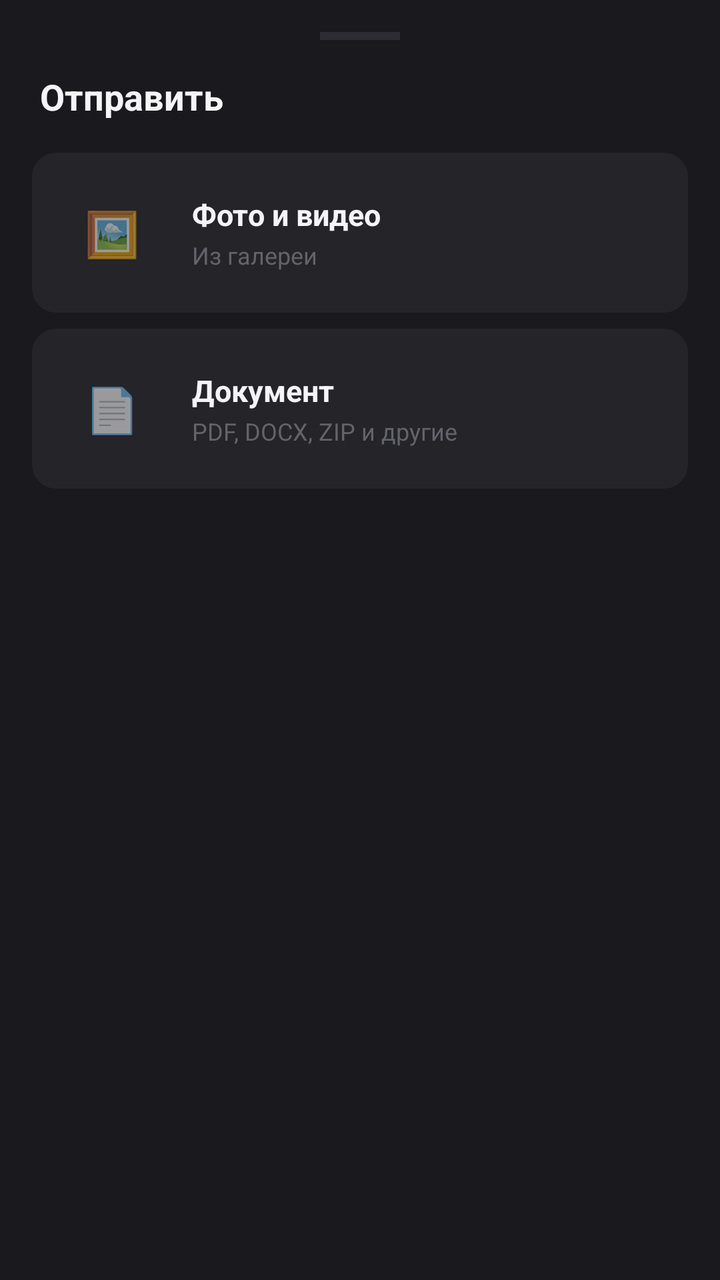
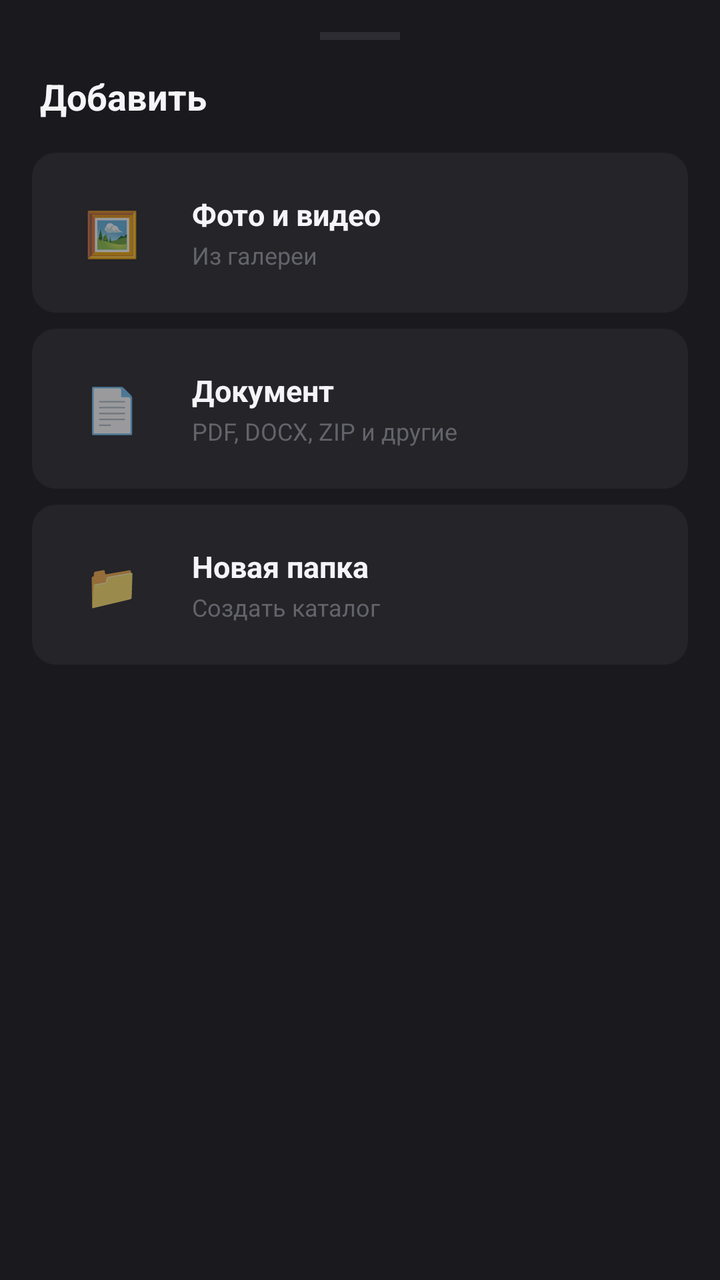

Before-and-after screenshots of an Android layout around one commit, followed by the original layout XML and the change that was made.
<!-- AndroidManifest.xml: application theme Theme.KoilCloud -->
<!-- res/layout/sheet_upload.xml -->
<?xml version="1.0" encoding="utf-8"?>
<LinearLayout xmlns:android="http://schemas.android.com/apk/res/android"
    android:layout_width="match_parent"
    android:layout_height="wrap_content"
    android:orientation="vertical"
    android:background="@color/surface"
    android:paddingHorizontal="16dp"
    android:paddingTop="16dp"
    android:paddingBottom="24dp">

    
    <View
        android:layout_width="40dp"
        android:layout_height="4dp"
        android:layout_gravity="center_horizontal"
        android:layout_marginBottom="16dp"
        android:background="@color/border" />

    <TextView
        android:layout_width="wrap_content"
        android:layout_height="wrap_content"
        android:layout_marginBottom="16dp"
        android:layout_marginStart="4dp"
        android:text="Отправить"
        android:textColor="@color/text_primary"
        android:textSize="18sp"
        android:textStyle="bold" />

    
    <LinearLayout
        android:id="@+id/optionMedia"
        android:layout_width="match_parent"
        android:layout_height="wrap_content"
        android:orientation="horizontal"
        android:gravity="center_vertical"
        android:background="@drawable/bg_sheet_item"
        android:padding="16dp"
        android:layout_marginBottom="8dp"
        android:clickable="true"
        android:focusable="true"
        android:foreground="?attr/selectableItemBackground">

        <TextView
            android:layout_width="48dp"
            android:layout_height="48dp"
            android:background="@drawable/bg_icon"
            android:gravity="center"
            android:text="🖼️"
            android:textSize="22sp" />

        <LinearLayout
            android:layout_width="0dp"
            android:layout_height="wrap_content"
            android:layout_weight="1"
            android:layout_marginStart="16dp"
            android:orientation="vertical">

            <TextView
                android:layout_width="wrap_content"
                android:layout_height="wrap_content"
                android:text="Фото и видео"
                android:textColor="@color/text_primary"
                android:textSize="15sp"
                android:textStyle="bold" />

            <TextView
                android:layout_width="wrap_content"
                android:layout_height="wrap_content"
                android:layout_marginTop="2dp"
                android:text="Из галереи"
                android:textColor="@color/text_tertiary"
                android:textSize="12sp" />
        </LinearLayout>
    </LinearLayout>

    
    <LinearLayout
        android:id="@+id/optionDocument"
        android:layout_width="match_parent"
        android:layout_height="wrap_content"
        android:orientation="horizontal"
        android:gravity="center_vertical"
        android:background="@drawable/bg_sheet_item"
        android:padding="16dp"
        android:clickable="true"
        android:focusable="true"
        android:foreground="?attr/selectableItemBackground">

        <TextView
            android:layout_width="48dp"
            android:layout_height="48dp"
            android:background="@drawable/bg_icon"
            android:gravity="center"
            android:text="📄"
            android:textSize="22sp" />

        <LinearLayout
            android:layout_width="0dp"
            android:layout_height="wrap_content"
            android:layout_weight="1"
            android:layout_marginStart="16dp"
            android:orientation="vertical">

            <TextView
                android:layout_width="wrap_content"
                android:layout_height="wrap_content"
                android:text="Документ"
                android:textColor="@color/text_primary"
                android:textSize="15sp"
                android:textStyle="bold" />

            <TextView
                android:layout_width="wrap_content"
                android:layout_height="wrap_content"
                android:layout_marginTop="2dp"
                android:text="PDF, DOCX, ZIP и другие"
                android:textColor="@color/text_tertiary"
                android:textSize="12sp" />
        </LinearLayout>
    </LinearLayout>
</LinearLayout>
<!-- resources referenced by this layout -->
<resources>
  <color name="border">#2C2C32</color>
  <color name="surface">#1A1A1E</color>
  <color name="text_primary">#F5F5F7</color>
  <color name="text_tertiary">#63636B</color>
  <!-- drawable bg_icon (drawable) -->
  <?xml version="1.0" encoding="utf-8"?>
  <shape xmlns:android="http://schemas.android.com/apk/res/android">
      <solid android:color="@color/surface_elevated" />
      <corners android:radius="8dp" />
  </shape>
  <!-- drawable bg_sheet_item (drawable) -->
  <?xml version="1.0" encoding="utf-8"?>
  <shape xmlns:android="http://schemas.android.com/apk/res/android">
      <solid android:color="@color/surface_elevated" />
      <corners android:radius="12dp" />
  </shape>
  <style name="Theme.KoilCloud" parent="Theme.MaterialComponents.DayNight.NoActionBar">
          <item name="android:statusBarColor">@color/bg</item>
          <item name="android:navigationBarColor">@color/bg</item>
          <item name="android:windowBackground">@color/bg</item>
          <item name="android:windowLightStatusBar">false</item>
      </style>
  <color name="surface_elevated">#242429</color>
  <color name="bg">#0D0D0F</color>
</resources>

<!-- the commit's change to res/layout/sheet_upload.xml (unified diff, before → after) -->
@@ -8,7 +8,6 @@
     android:paddingTop="16dp"
     android:paddingBottom="24dp">
 
-    
     <View
         android:layout_width="40dp"
         android:layout_height="4dp"
@@ -21,12 +20,11 @@
         android:layout_height="wrap_content"
         android:layout_marginBottom="16dp"
         android:layout_marginStart="4dp"
-        android:text="Отправить"
+        android:text="Добавить"
         android:textColor="@color/text_primary"
         android:textSize="18sp"
         android:textStyle="bold" />
 
-    
     <LinearLayout
         android:id="@+id/optionMedia"
         android:layout_width="match_parent"
@@ -73,7 +71,6 @@
         </LinearLayout>
     </LinearLayout>
 
-    
     <LinearLayout
         android:id="@+id/optionDocument"
         android:layout_width="match_parent"
@@ -82,6 +79,7 @@
         android:gravity="center_vertical"
         android:background="@drawable/bg_sheet_item"
         android:padding="16dp"
+        android:layout_marginBottom="8dp"
         android:clickable="true"
         android:focusable="true"
         android:foreground="?attr/selectableItemBackground">
@@ -118,4 +116,50 @@
                 android:textSize="12sp" />
         </LinearLayout>
     </LinearLayout>
+
+    <LinearLayout
+        android:id="@+id/optionFolder"
+        android:layout_width="match_parent"
+        android:layout_height="wrap_content"
+        android:orientation="horizontal"
+        android:gravity="center_vertical"
+        android:background="@drawable/bg_sheet_item"
+        android:padding="16dp"
+        android:clickable="true"
+        android:focusable="true"
+        android:foreground="?attr/selectableItemBackground">
+
+        <TextView
+            android:layout_width="48dp"
+            android:layout_height="48dp"
+            android:background="@drawable/bg_icon"
+            android:gravity="center"
+            android:text="📁"
+            android:textSize="22sp" />
+
+        <LinearLayout
+            android:layout_width="0dp"
+            android:layout_height="wrap_content"
+            android:layout_weight="1"
+            android:layout_marginStart="16dp"
+            android:orientation="vertical">
+
+            <TextView
+                android:layout_width="wrap_content"
+                android:layout_height="wrap_content"
+                android:text="Новая папка"
+                android:textColor="@color/text_primary"
+                android:textSize="15sp"
+                android:textStyle="bold" />
+
+            <TextView
+                android:layout_width="wrap_content"
+                android:layout_height="wrap_content"
+                android:layout_marginTop="2dp"
+                android:text="Создать каталог"
+                android:textColor="@color/text_tertiary"
+                android:textSize="12sp" />
+        </LinearLayout>
+    </LinearLayout>
+
 </LinearLayout>
